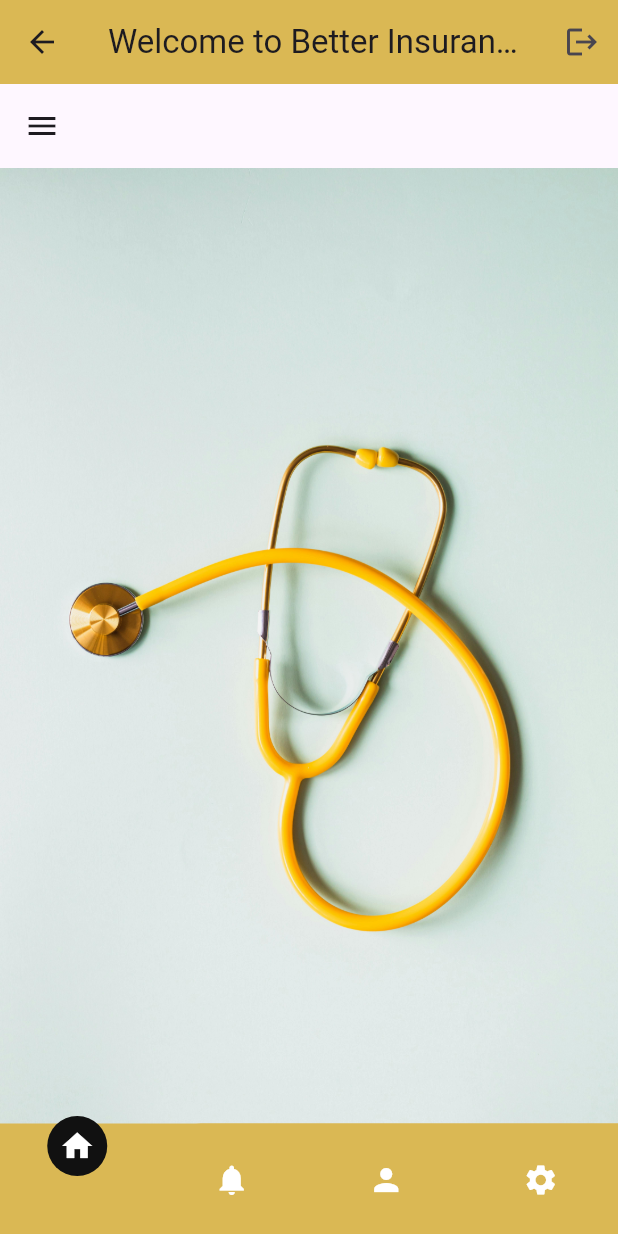
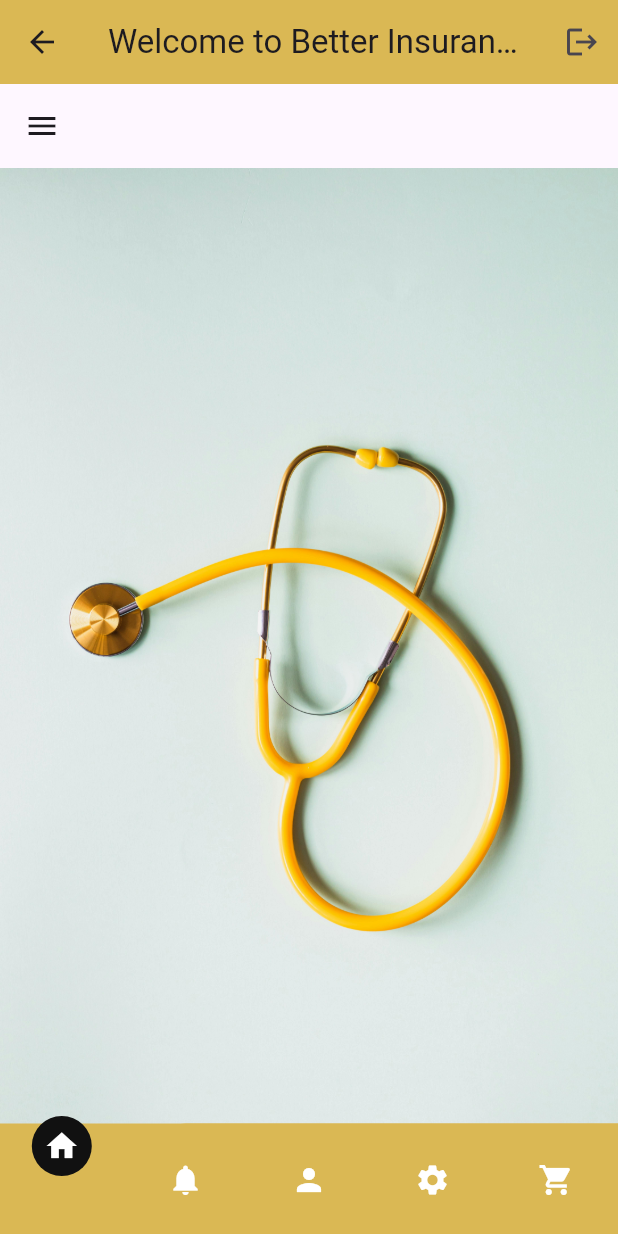
Before and after one commit to Ann-Mitchelle/flutter-insurance, a Flutter app: the screen it shows after launch, after a tap on "LOGIN", on a phone screen of 412 x 824 dp. Run offline on Flutter 3.47's test engine with Material 3 defaults, Android fonts, the phone set to English and light mode, and no system bars; drawn by our look-alikes of curved_navigation_bar; our stand-ins replace get; accounts and stored records are empty; network calls fail.

Commit message:
"major changes"

```diff
--- /dev/null
+++ b/lib/controllers/user_controller.dart
@@ -0,0 +1,6 @@
+import 'package:get/get.dart';
+import "package:insurance/models/user.dart";
+
+class UserController extends GetxController {
+  var user = Rxn<User>();
+}
--- /dev/null
+++ b/lib/models/user.dart
@@ -0,0 +1,45 @@
+class User {
+  final String? id;
+  final String? firstname;
+  final String? lastname;
+  final String? phonenumber;
+  final String? email;
+  final String? password;
+  final String? createdAt;
+
+  User({
+    this.id,
+    this.firstname,
+    this.lastname,
+    this.phonenumber,
+    this.email,
+    this.password,
+    this.createdAt,
+  });
+
+  // Method to convert UserData to Map
+  Map<String, dynamic> toMap() {
+    return {
+      'id': id,
+      'firstname': firstname,
+      'lastname': lastname,
+      'phonenumber': phonenumber,
+      'email': email,
+      'password': password,
+      'created_at': createdAt,
+    };
+  }
+
+  // Factory constructor to create UserData from Map
+  factory User.fromJson(Map<String, dynamic> map) {
+    return User(
+      id: map['id'],
+      firstname: map['firstname'],
+      lastname: map['lastname'],
+      phonenumber: map['phonenumber'],
+      email: map['email'],
+      password: map['password'],
+      createdAt: map['created_at'],
+    );
+  }
+}
--- a/lib/utils/routes.dart
+++ b/lib/utils/routes.dart
@@ -3,6 +3,7 @@
 import 'package:get/get.dart';
 import 'package:insurance/views/dashboard.dart';
 import 'package:insurance/views/enroll.dart';
+import 'package:insurance/views/getproducts.dart';
 import 'package:insurance/views/home.dart';
 import 'package:insurance/views/profile.dart';
 import 'package:insurance/views/reset.dart';
@@ -17,6 +18,6 @@ class Routes {
     GetPage(name: "/Dashboard", page: () => Dashboard()),
     GetPage(name: "/Profile", page: () => ProfilePage()),
     GetPage(name: "/Reset", page: () => Reset()),
-    GetPage(name: "/Enroll", page: () => EnrollmentPage()),
+    GetPage(name: "/Enroll", page: () => MyPackages()),
   ];
 }
--- a/lib/views/getproducts.dart
+++ b/lib/views/getproducts.dart
@@ -1,10 +1,59 @@
+import 'dart:convert';
+
 import 'package:flutter/material.dart';
+import 'package:get/get.dart';
+import 'package:get/get_core/src/get_main.dart';
+import 'package:http/http.dart' as http;
+import 'package:insurance/controllers/productcontroller.dart';
+import 'package:insurance/models/packagemodel.dart';
+
+ProductController productController = Get.put(ProductController());
 
 class MyPackages extends StatelessWidget {
   const MyPackages({super.key});
 
   @override
   Widget build(BuildContext context) {
-    return ListView.builder(itemBuilder: (context, index) {});
+    getPackage().then((value) => null);
+    return Obx(() => productController.productList.isEmpty
+        ? Center(
+            child: SizedBox(
+            height: 100,
+            width: 100,
+            child: Center(
+              child: CircularProgressIndicator(),
+            ),
+          ))
+        : ListView.builder(
+            shrinkWrap: true,
+            itemCount: 12,
+            //productController.productList.length,
+            itemBuilder: (context, index) {
+              return Card(
+                  child: ListTile(
+                title: Text('Product $index'),
+                subtitle: Text(productController.productList[index].name),
+                leading: Icon(Icons.ac_unit),
+                //traiing: MaterialButton(onPressed: (){}, child: Text('Buy')),
+              ));
+            }));
+  }
+
+  Future<void> getPackage() async {
+    http.Response response = await http.get(
+      headers: <String, String>{
+        'Content-Type': 'application/json',
+      },
+      Uri.parse('https://sanerylgloann.co.ke/myInsurance/getpackages.php'),
+    );
+    if (response.statusCode == 200) {
+      debugPrint(response.body);
+      debugPrint("Ok!");
+      var serverResponse = json.decode(response.body);
+      var dataDetails = serverResponse['data'];
+      var productList =
+          dataDetails.map((data) => PackageModel.fromJson(data)).toList();
+      productController.updateProductList(productList);
+    }
   }
 }
--- a/lib/views/home.dart
+++ b/lib/views/home.dart
@@ -7,6 +7,7 @@ import 'package:get/get_core/src/get_main.dart';
 import 'package:insurance/config/constants.dart';
 import 'package:insurance/controllers/homecontroller.dart';
 import 'package:insurance/views/dashboard.dart';
+import 'package:insurance/views/getproducts.dart';
 import 'package:insurance/views/notifications.dart';
 import 'package:insurance/views/profile.dart';
 import 'package:insurance/views/settings.dart';
@@ -19,6 +20,7 @@ var screens = [
   Notifications(),
   ProfilePage(),
   SettingsPage(),
+  MyPackages(),
 ];
 
 class Home extends StatelessWidget {
@@ -60,7 +62,11 @@ class Home extends StatelessWidget {
               Icon(
                 Icons.settings,
                 color: Colors.white,
-              )
+              ),
+              Icon(
+                Icons.shopping_cart,
+                color: Colors.white,
+              ),
             ],
             onTap: (index) {
               homeController.updateSelectedPage(index);
--- a/lib/views/profile.dart
+++ b/lib/views/profile.dart
@@ -1,115 +1,79 @@
 import 'package:flutter/material.dart';
-import 'package:insurance/config/constants.dart';
-import 'package:insurance/views/customeProfile.dart';
-import 'package:insurance/views/customtext.dart';
+import 'package:get/get.dart';
+import 'package:insurance/controllers/user_controller.dart';
 
 class ProfilePage extends StatelessWidget {
   const ProfilePage({super.key});
 
   @override
   Widget build(BuildContext context) {
+    final userController = Get.find<UserController>();
     return Scaffold(
-      body: SingleChildScrollView(
-        child: Padding(
-          padding: EdgeInsets.all(25.0),
-          child: Column(
-            children: [
-              Row(
-                mainAxisAlignment: MainAxisAlignment.spaceBetween,
-                children: [
-                  // GestureDetector(
-                  //     onTap: () {
-                  //       Navigator.pushNamed(context,'/home');
-                  //     },
-                  //     child: Icon(Icons.arrow_back)),
-                  // Icon(Icons.settings),
-                ],
-              ),
-              SizedBox(
-                height: 10,
-              ),
-              Container(
-                height: 60,
-                width: 60,
-                decoration: BoxDecoration(
-                    image: DecorationImage(
-                      image: AssetImage('/images/woman.png'),
-                      fit: BoxFit.cover,
-                    ),
-                    borderRadius: BorderRadius.circular(20),
-                    //border:Border.all(),
-                    boxShadow: [
-                      BoxShadow(
-                        blurRadius: 5,
-                        spreadRadius: 2,
-                        color: Colors.red.withOpacity(0.3),
-                      )
-                    ]),
-                //child: Image.asset("/images/woman.png")),
-              ),
-              GestureDetector(
-                child: customText(label: "User details"),
-                onTap: () {
-                  Navigator.pushNamed(context, '/home');
-                },
-              ),
-
-              customText(label: "mishellann@gmail.com"),
-              SizedBox(
-                height: 20,
-              ),
-              //customButton(buttonLabel: "Edit Profile",),
-              ElevatedButton(
-                  onPressed: () {},
-                  style: ElevatedButton.styleFrom(
-                      shape: RoundedRectangleBorder(
-                    borderRadius: BorderRadius.circular(20),
-                  )),
-                  child: Text("Edit Profile")),
-              SizedBox(
-                height: 20,
-              ),
-
-              SizedBox(
-                height: 25,
-              ),
-              Row(
-                mainAxisAlignment: MainAxisAlignment.start,
-                children: [
-                  customText(
-                    label: "Account",
-                    fontSize: 20,
-                  ),
-                ],
-              ),
-              Padding(
-                padding: const EdgeInsets.only(left: 10),
-                child: Column(
-                  children: [
-                    CustomProfile(
-                        myIcon: Icon(Icons.person), myText: "My Account"),
-                    SizedBox(
-                      height: 20,
-                    ),
-                    CustomProfile(
-                        myIcon: Icon(Icons.notification_add),
-                        myText: "Notifications"),
-                    SizedBox(
-                      height: 20,
-                    ),
-                    CustomProfile(
-                        myIcon: Icon(Icons.privacy_tip), myText: "Privacy"),
-                    SizedBox(
-                      height: 20,
-                    ),
-                    CustomProfile(
-                        myIcon: Icon(Icons.account_balance_rounded),
-                        myText: "About"),
-                  ],
+      appBar: AppBar(
+        title: const Text("Your Profile"),
+      ),
+      body: SafeArea(
+        minimum: const EdgeInsets.all(20),
+        child: Column(
+          mainAxisAlignment: MainAxisAlignment.center,
+          crossAxisAlignment: CrossAxisAlignment.stretch,
+          children: [
+            CircleAvatar(
+              radius: 80,
+              child: ClipRRect(
+                borderRadius: BorderRadius.circular(50),
+                child: Image.network(
+                  "https://i.pinimg.com/564x/20/05/e2/2005e27a39fa5f6d97b2e0a95233b2be.jpg",
                 ),
               ),
-            ],
-          ),
+            ),
+            const Spacer(),
+
+            const SizedBox(height: 20),
+            Text(
+              "${userController.user.value?.firstname ?? 'James'} ${userController.user.value?.lastname ?? 'Sang'}",
+              textAlign: TextAlign.center,
+              style: Theme.of(context).textTheme.titleLarge,
+            ),
+            const Spacer(),
+
+            ListTile(
+              title: Text(
+                userController.user.value?.id ?? "12",
+              ),
+              leading: const Icon(Icons.person),
+            ),
+            const Divider(),
+
+            const SizedBox(height: 20),
+            ListTile(
+              title: Text(
+                userController.user.value?.email ?? "sang@example.com",
+              ),
+              leading: const Icon(Icons.mail),
+            ),
+            const Divider(),
+            ListTile(
+              title: Text(
+                userController.user.value?.phonenumber ?? "072881818",
+              ),
+              leading: const Icon(Icons.phone),
+            ),
+            const Divider(),
+
+            // ListTile(
+            //   title: Text(
+            //     userController.user.value?.email ?? "sang@example.com",
+            //   ),
+            //   leading: const Icon(Icons.mail),
+            // ),
+            // ListTile(
+            //   title: Text(
+            //     userController.user.value?.email ?? "sang@example.com",
+            //   ),
+            //   leading: const Icon(Icons.mail),
+            // ),
+          ],
         ),
       ),
     );
--- a/lib/views/signin.dart
+++ b/lib/views/signin.dart
@@ -154,7 +154,7 @@ class signIn extends StatelessWidget {
 
     response = await http.get(
       Uri.parse(
-          'https://sanerylgloann.co.ke/Ann_insurance/login.php?email=${emailController.text.trim()}&password=${passwordController.text.trim()}'),
+          'https://sanerylgloann.co.ke/myInsurance/login.php?email=${emailController.text.trim()}&password=${passwordController.text.trim()}'),
     );
     if (response.statusCode == 200) {
       debugPrint(response.body);
```
Also changed, not shown: lib/controllers/productcontroller.dart (added, +10 -0 lines), lib/models/packagemodel.dart (+9 -9 lines), lib/views/editprofile.dart (deleted, +0 -82 lines).
